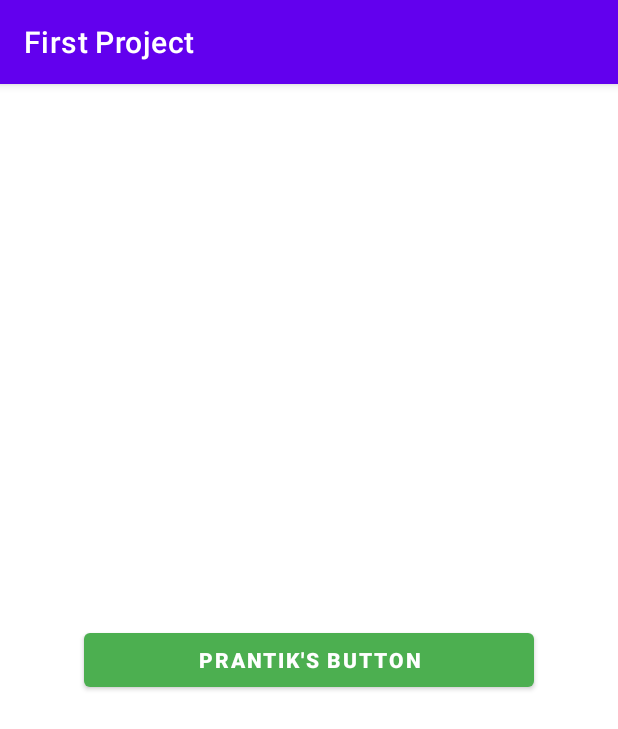
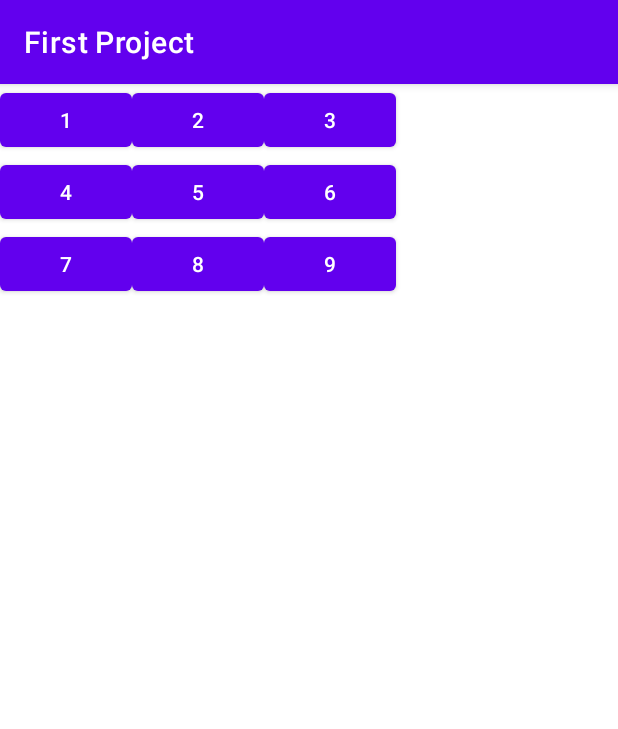
Before and after one commit to Prantik335/my-learning, an Android app: the screen it shows after launch (MainActivity), on a phone screen of 412 x 824 dp. Shown: the top 729 px of the screen. Run offline under Robolectric (Android 15) with nearby library versions, the phone set to English and light mode, and no system bars.

Commit message:
Section 3: -Layouts

```diff
--- a/android-studio/first-project/app/src/main/java/me/prantik/firstproject/MainActivity.java
+++ b/android-studio/first-project/app/src/main/java/me/prantik/firstproject/MainActivity.java
@@ -7,13 +7,10 @@ import android.widget.Button;
 
 public class MainActivity extends AppCompatActivity {
 
-    Button button;
-
     @Override
     protected void onCreate(Bundle savedInstanceState) {
         super.onCreate(savedInstanceState);
         setContentView(R.layout.activity_main);
 
-        button = findViewById(R.id.button2);
     }
 }
--- a/android-studio/first-project/app/src/main/res/layout/activity_main.xml
+++ b/android-studio/first-project/app/src/main/res/layout/activity_main.xml
@@ -1,20 +1,78 @@
 <?xml version="1.0" encoding="utf-8"?>
-<androidx.constraintlayout.widget.ConstraintLayout xmlns:android="http://schemas.android.com/apk/res/android"
+<TableLayout xmlns:android="http://schemas.android.com/apk/res/android"
     xmlns:app="http://schemas.android.com/apk/res-auto"
     xmlns:tools="http://schemas.android.com/tools"
     android:layout_width="match_parent"
     android:layout_height="match_parent"
+    android:orientation="vertical"
     tools:context=".MainActivity">
 
-    <Button
-        android:id="@+id/button2"
-        android:layout_width="300dp"
-        android:layout_height="wrap_content"
-        android:text="Prantik's Button"
-        android:textStyle="bold"
-        app:backgroundTint="#4CAF50"
-        app:layout_constraintBottom_toBottomOf="parent"
-        app:layout_constraintEnd_toEndOf="parent"
-        app:layout_constraintStart_toStartOf="parent"
-        app:layout_constraintTop_toTopOf="parent" />
-</androidx.constraintlayout.widget.ConstraintLayout>
+    <TableRow
+        android:layout_width="match_parent"
+        android:layout_height="match_parent" >
+
+        <Button
+            android:id="@+id/button6"
+            android:layout_width="wrap_content"
+            android:layout_height="wrap_content"
+            android:text="1" />
+
+        <Button
+            android:id="@+id/button8"
+            android:layout_width="wrap_content"
+            android:layout_height="wrap_content"
+            android:text="2" />
+
+        <Button
+            android:id="@+id/button7"
+            android:layout_width="wrap_content"
+            android:layout_height="wrap_content"
+            android:text="3" />
+    </TableRow>
+
+    <TableRow
+        android:layout_width="match_parent"
+        android:layout_height="match_parent" >
+
+        <Button
+            android:id="@+id/button9"
+            android:layout_width="wrap_content"
+            android:layout_height="wrap_content"
+            android:text="4" />
+
+        <Button
+            android:id="@+id/button11"
+            android:layout_width="wrap_content"
+            android:layout_height="wrap_content"
+            android:text="5" />
+
+        <Button
+            android:id="@+id/button10"
+            android:layout_width="wrap_content"
+            android:layout_height="wrap_content"
+            android:text="6" />
+    </TableRow>
+
+    <TableRow
+        android:layout_width="match_parent"
+        android:layout_height="match_parent" >
+
+        <Button
+            android:id="@+id/button12"
+            android:layout_width="wrap_content"
+            android:layout_height="wrap_content"
+            android:text="7" />
+
+        <Button
+            android:id="@+id/button13"
+            android:layout_width="wrap_content"
+            android:layout_height="wrap_content"
+            android:text="8" />
+
+        <Button
+            android:id="@+id/button14"
+            android:layout_width="wrap_content"
+            android:layout_height="wrap_content"
+            android:text="9" />
+    </TableRow>
+</TableLayout>
```
